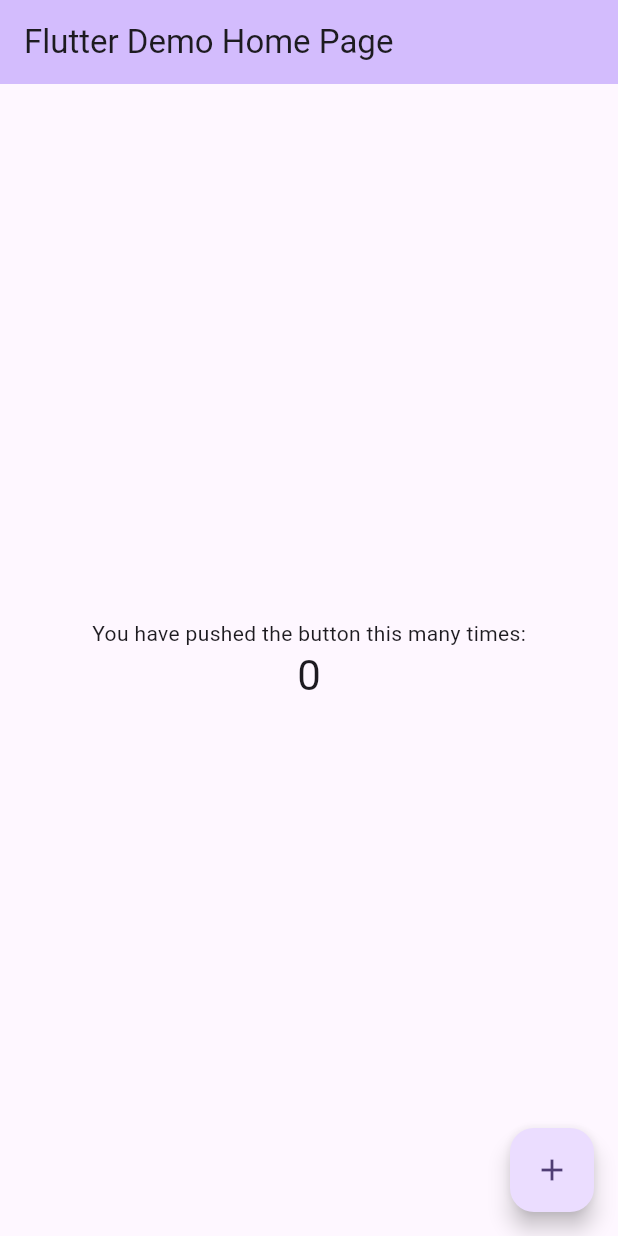
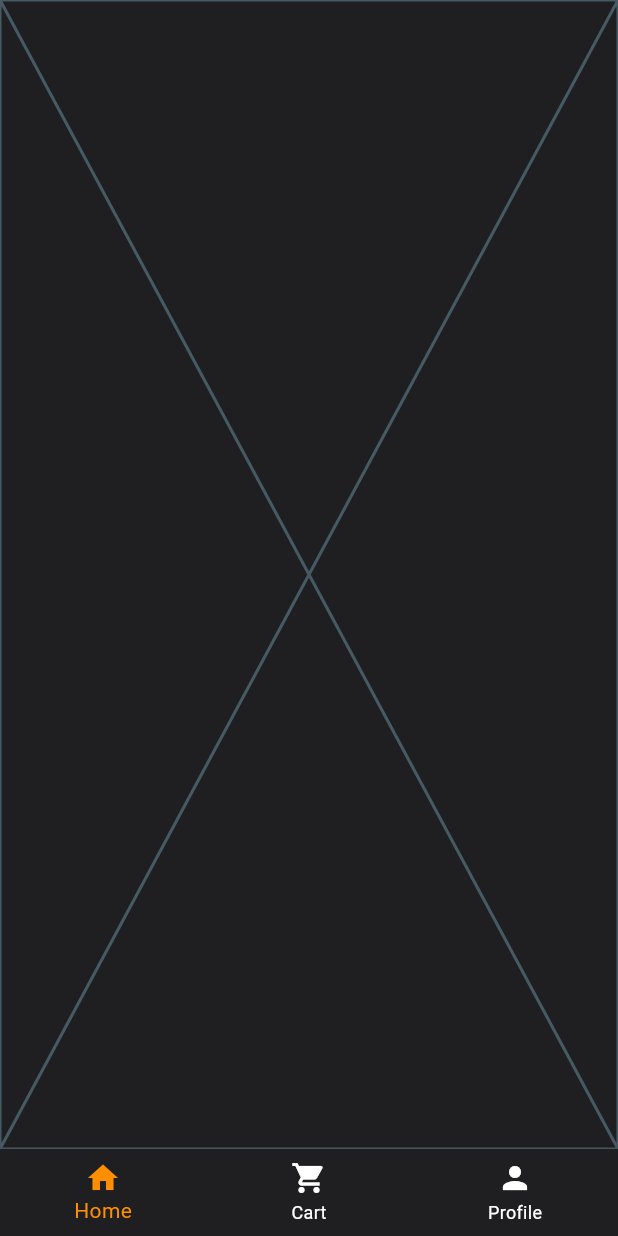
Before and after one commit to abdelrahmanTag772/step-up, a Flutter app: the screen it shows after launch, on a phone screen of 412 x 824 dp. Run offline on Flutter 3.47's test engine with Material 3 defaults, Android fonts, the phone set to English and light mode, and no system bars.

Commit message:
Cart & Bottom navigation

```diff
--- a/lib/main.dart
+++ b/lib/main.dart
@@ -1,122 +1,87 @@
+import 'package:digital_egypt_pioneers/screens/CartListScreen.dart';
+import 'package:digital_egypt_pioneers/screens/HomeScreen.dart';
+import 'package:digital_egypt_pioneers/screens/ProfileScreen.dart';
 import 'package:flutter/material.dart';
 
 void main() {
   runApp(const MyApp());
 }
 
-class MyApp extends StatelessWidget {
+class MyApp extends StatefulWidget {
   const MyApp({super.key});
 
-  // This widget is the root of your application.
+  @override
+  State<MyApp> createState() => _MyAppState();
+}
+
+class _MyAppState extends State<MyApp> {
   @override
   Widget build(BuildContext context) {
     return MaterialApp(
+      debugShowCheckedModeBanner: false,
       title: 'Flutter Demo',
       theme: ThemeData(
-        // This is the theme of your application.
-        //
-        // TRY THIS: Try running your application with "flutter run". You'll see
-        // the application has a purple toolbar. Then, without quitting the app,
-        // try changing the seedColor in the colorScheme below to Colors.green
-        // and then invoke "hot reload" (save your changes or press the "hot
-        // reload" button in a Flutter-supported IDE, or press "r" if you used
-        // the command line to start the app).
-        //
-        // Notice that the counter didn't reset back to zero; the application
-        // state is not lost during the reload. To reset the state, use hot
-        // restart instead.
-        //
-        // This works for code too, not just values: Most code changes can be
-        // tested with just a hot reload.
-        colorScheme: ColorScheme.fromSeed(seedColor: Colors.deepPurple),
+        scaffoldBackgroundColor: const Color(0xFF1F1F21),
+        colorScheme: ColorScheme.fromSeed(seedColor: Colors.deepPurple, brightness: Brightness.dark),
+        textTheme: const TextTheme(
+          bodyLarge: TextStyle(color: Colors.white),
+          bodyMedium: TextStyle(color: Colors.white),
+          displayLarge: TextStyle(color: Colors.white),
+          displayMedium: TextStyle(color: Colors.white),
+          displaySmall: TextStyle(color: Colors.white),
+          headlineMedium: TextStyle(color: Colors.white),
+          headlineSmall: TextStyle(color: Colors.white),
+          titleLarge: TextStyle(color: Colors.white),
+          titleMedium: TextStyle(color: Colors.white),
+          titleSmall: TextStyle(color: Colors.white),
+          bodySmall: TextStyle(color: Colors.white),
+          labelLarge: TextStyle(color: Colors.white),
+          labelSmall: TextStyle(color: Colors.white),
+        ),
+        appBarTheme: const AppBarTheme(
+          backgroundColor: Color(0xFF1F1F21),
+          titleTextStyle: TextStyle(color: Colors.white, fontSize: 20, fontWeight: FontWeight.bold),
+          iconTheme: IconThemeData(color: Colors.white),
+        )
       ),
-      home: const MyHomePage(title: 'Flutter Demo Home Page'),
+      home: const MainScreen(),
     );
   }
 }
 
-class MyHomePage extends StatefulWidget {
-  const MyHomePage({super.key, required this.title});
-
-  // This widget is the home page of your application. It is stateful, meaning
-  // that it has a State object (defined below) that contains fields that affect
-  // how it looks.
-
-  // This class is the configuration for the state. It holds the values (in this
-  // case the title) provided by the parent (in this case the App widget) and
-  // used by the build method of the State. Fields in a Widget subclass are
-  // always marked "final".
-
-  final String title;
+class MainScreen extends StatefulWidget {
+  const MainScreen({super.key});
 
   @override
-  State<MyHomePage> createState() => _MyHomePageState();
+  State<MainScreen> createState() => _MainScreenState();
 }
 
-class _MyHomePageState extends State<MyHomePage> {
-  int _counter = 0;
+class _MainScreenState extends State<MainScreen> {
+  int _selectedIndex = 0;
 
-  void _incrementCounter() {
+  static const List<Widget> _widgetOptions = <Widget>[
+    Homescreen(),
+    CartListScreen(),
+    ProfileScreen(),
+  ];
+
+  void _onItemTapped(int index) {
     setState(() {
-      // This call to setState tells the Flutter framework that something has
-      // changed in this State, which causes it to rerun the build method below
-      // so that the display can reflect the updated values. If we changed
-      // _counter without calling setState(), then the build method would not be
-      // called again, and so nothing would appear to happen.
-      _counter++;
+      _selectedIndex = index;
     });
   }
 
   @override
   Widget build(BuildContext context) {
-    // This method is rerun every time setState is called, for instance as done
-    // by the _incrementCounter method above.
-    //
-    // The Flutter framework has been optimized to make rerunning build methods
-    // fast, so that you can just rebuild anything that needs updating rather
-    // than having to individually change instances of widgets.
     return Scaffold(
-      appBar: AppBar(
-        // TRY THIS: Try changing the color here to a specific color (to
-        // Colors.amber, perhaps?) and trigger a hot reload to see the AppBar
-        // change color while the other colors stay the same.
-        backgroundColor: Theme.of(context).colorScheme.inversePrimary,
-        // Here we take the value from the MyHomePage object that was created by
-        // the App.build method, and use it to set our appbar title.
-        title: Text(widget.title),
+      body: Center(
+        child: _widgetOptions.elementAt(_selectedIndex),
       ),
-      body: Center(
-        // Center is a layout widget. It takes a single child and positions it
-        // in the middle of the parent.
-        child: Column(
-          // Column is also a layout widget. It takes a list of children and
-          // arranges them vertically. By default, it sizes itself to fit its
-          // children horizontally, and tries to be as tall as its parent.
-          //
-          // Column has various properties to control how it sizes itself and
-          // how it positions its children. Here we use mainAxisAlignment to
-          // center the children vertically; the main axis here is the vertical
-          // axis because Columns are vertical (the cross axis would be
-          // horizontal).
-          //
-          // TRY THIS: Invoke "debug painting" (choose the "Toggle Debug Paint"
-          // action in the IDE, or press "p" in the console), to see the
-          // wireframe for each widget.
-          mainAxisAlignment: MainAxisAlignment.center,
-          children: <Widget>[
-            const Text('You have pushed the button this many times:'),
-            Text(
-              '$_counter',
-              style: Theme.of(context).textTheme.headlineMedium,
-            ),
-          ],
-        ),
-      ),
-      floatingActionButton: FloatingActionButton(
-        onPressed: _incrementCounter,
-        tooltip: 'Increment',
-        child: const Icon(Icons.add),
-      ), // This trailing comma makes auto-formatting nicer for build methods.
-    );
+      bottomNavigationBar: BottomNavigationBar(
+        items: const <BottomNavigationBarItem>[
+          BottomNavigationBarItem(icon: Icon(Icons.home), label: 'Home'),
+          BottomNavigationBarItem(icon: Icon(Icons.shopping_cart), label: 'Cart'),
+          BottomNavigationBarItem(icon: Icon(Icons.person), label: 'Profile'),
+        ], currentIndex: _selectedIndex, selectedItemColor: Colors.amber[800], onTap: _onItemTapped, backgroundColor: const Color(0xFF1F1F21), unselectedItemColor: Colors.white,));
   }
 }
--- /dev/null
+++ b/lib/screens/HomeScreen.dart
@@ -0,0 +1,10 @@
+import 'package:flutter/material.dart';
+
+class Homescreen extends StatelessWidget {
+  const Homescreen({super.key});
+
+  @override
+  Widget build(BuildContext context) {
+    return const Placeholder();
+  }
+}
--- a/pubspec.yaml
+++ b/pubspec.yaml
@@ -56,7 +56,8 @@ flutter:
   # included with your application, so that you can use the icons in
   # the material Icons class.
   uses-material-design: true
-
+  assets:
+    - assets/images/
   # To add assets to your application, add an assets section, like this:
   # assets:
   #   - images/a_dot_burr.jpeg
```
Also changed, not shown: lib/screens/CartListScreen.dart (added, +42 -0 lines), lib/screens/CartScreen.dart (added, +157 -0 lines), lib/screens/ProfileScreen.dart (added, +10 -0 lines), lib/widgets/ItemCard.dart (added, +85 -0 lines), assets/images/shoe_image.jpg (added).
